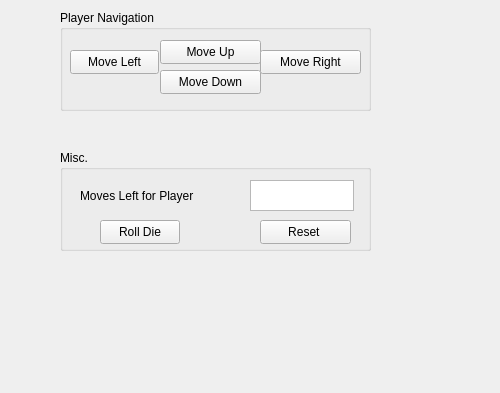
Qt form Trivial_Purfuit/src/board/menus/board_menu.ui (johnChandlerr/Trivial_Purfuit) before a commit.
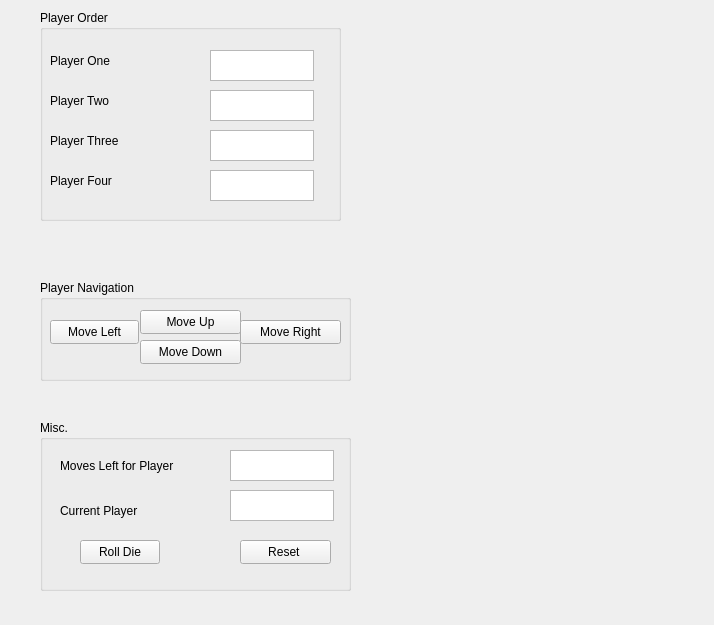
The same form after that commit.

Commit message: JGC/subsystemIntegration: Updates for the board menus

What changed in the file:
```diff
--- a/Trivial_Purfuit/src/board/menus/board_menu.ui
+++ b/Trivial_Purfuit/src/board/menus/board_menu.ui
@@ -6,8 +6,8 @@
    <rect>
     <x>0</x>
     <y>0</y>
-    <width>500</width>
-    <height>393</height>
+    <width>714</width>
+    <height>625</height>
    </rect>
   </property>
   <property name="windowTitle">
@@ -16,8 +16,8 @@
   <widget class="QGroupBox" name="navigation_group">
    <property name="geometry">
     <rect>
-     <x>60</x>
-     <y>10</y>
+     <x>40</x>
+     <y>280</y>
      <width>311</width>
      <height>101</height>
     </rect>
@@ -81,10 +81,10 @@
   <widget class="QGroupBox" name="misc_group">
    <property name="geometry">
     <rect>
-     <x>60</x>
-     <y>150</y>
+     <x>40</x>
+     <y>420</y>
      <width>311</width>
-     <height>101</height>
+     <height>171</height>
     </rect>
    </property>
    <property name="title">
@@ -94,7 +94,7 @@
     <property name="geometry">
      <rect>
       <x>200</x>
-      <y>70</y>
+      <y>120</y>
       <width>91</width>
       <height>24</height>
      </rect>
@@ -130,13 +130,141 @@
     <property name="geometry">
      <rect>
       <x>40</x>
-      <y>70</y>
+      <y>120</y>
       <width>80</width>
       <height>24</height>
      </rect>
     </property>
     <property name="text">
      <string>Roll Die</string>
+    </property>
+   </widget>
+   <widget class="QLabel" name="dice_label_2">
+    <property name="geometry">
+     <rect>
+      <x>20</x>
+      <y>80</y>
+      <width>161</width>
+      <height>21</height>
+     </rect>
+    </property>
+    <property name="text">
+     <string>Current Player</string>
+    </property>
+   </widget>
+   <widget class="QPlainTextEdit" name="current_player_field">
+    <property name="geometry">
+     <rect>
+      <x>190</x>
+      <y>70</y>
+      <width>104</width>
+      <height>31</height>
+     </rect>
+    </property>
+   </widget>
+  </widget>
+  <widget class="QGroupBox" name="player_order_group_box">
+   <property name="geometry">
+    <rect>
+     <x>40</x>
+     <y>10</y>
+     <width>301</width>
+     <height>211</height>
+    </rect>
+   </property>
+   <property name="title">
+    <string>Player Order</string>
+   </property>
+   <widget class="QLabel" name="player_one_label">
+    <property name="geometry">
+     <rect>
+      <x>10</x>
+      <y>40</y>
+      <width>121</width>
+      <height>21</height>
+     </rect>
+    </property>
+    <property name="text">
+     <string>Player One</string>
+    </property>
+   </widget>
+   <widget class="QPlainTextEdit" name="player_one_pos">
+    <property name="geometry">
+     <rect>
+      <x>170</x>
+      <y>40</y>
+      <width>104</width>
+      <height>31</height>
+     </rect>
+    </property>
+   </widget>
+   <widget class="QLabel" name="player_two_label">
+    <property name="geometry">
+     <rect>
+      <x>10</x>
+      <y>80</y>
+      <width>121</width>
+      <height>21</height>
+     </rect>
+    </property>
+    <property name="text">
+     <string>Player Two</string>
+    </property>
+   </widget>
+   <widget class="QPlainTextEdit" name="player_two_pos">
+    <property name="geometry">
+     <rect>
+      <x>170</x>
+      <y>80</y>
+      <width>104</width>
+      <height>31</height>
+     </rect>
+    </property>
+   </widget>
+   <widget class="QPlainTextEdit" name="player_three_pos">
+    <property name="geometry">
+     <rect>
+      <x>170</x>
+      <y>120</y>
+      <width>104</width>
+      <height>31</height>
+     </rect>
+    </property>
+   </widget>
+   <widget class="QPlainTextEdit" name="player_four_pos">
+    <property name="geometry">
+     <rect>
+      <x>170</x>
+      <y>160</y>
+      <width>104</width>
+      <height>31</height>
+     </rect>
+    </property>
+   </widget>
+   <widget class="QLabel" name="player_three_label">
+    <property name="geometry">
+     <rect>
+      <x>10</x>
+      <y>120</y>
+      <width>121</width>
+      <height>21</height>
+     </rect>
+    </property>
+    <property name="text">
+     <string>Player Three</string>
+    </property>
+   </widget>
+   <widget class="QLabel" name="player_four_label">
+    <property name="geometry">
+     <rect>
+      <x>10</x>
+      <y>160</y>
+      <width>121</width>
+      <height>21</height>
+     </rect>
+    </property>
+    <property name="text">
+     <string>Player Four</string>
     </property>
    </widget>
   </widget>
```
The commit also changes 2 other files.
